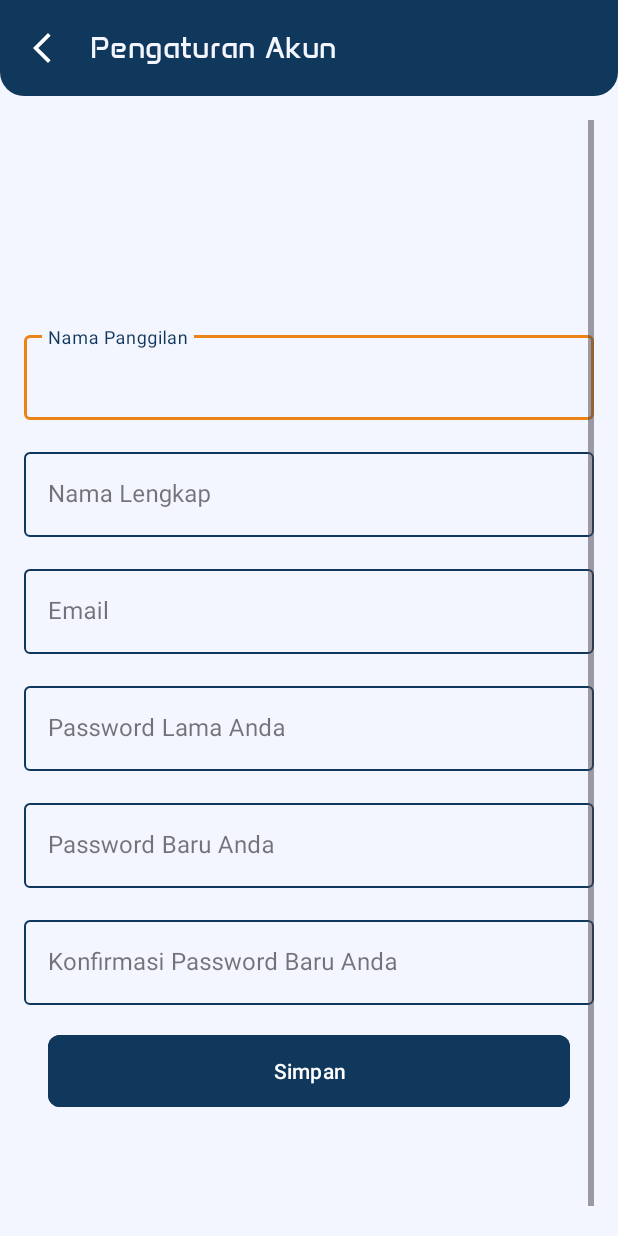
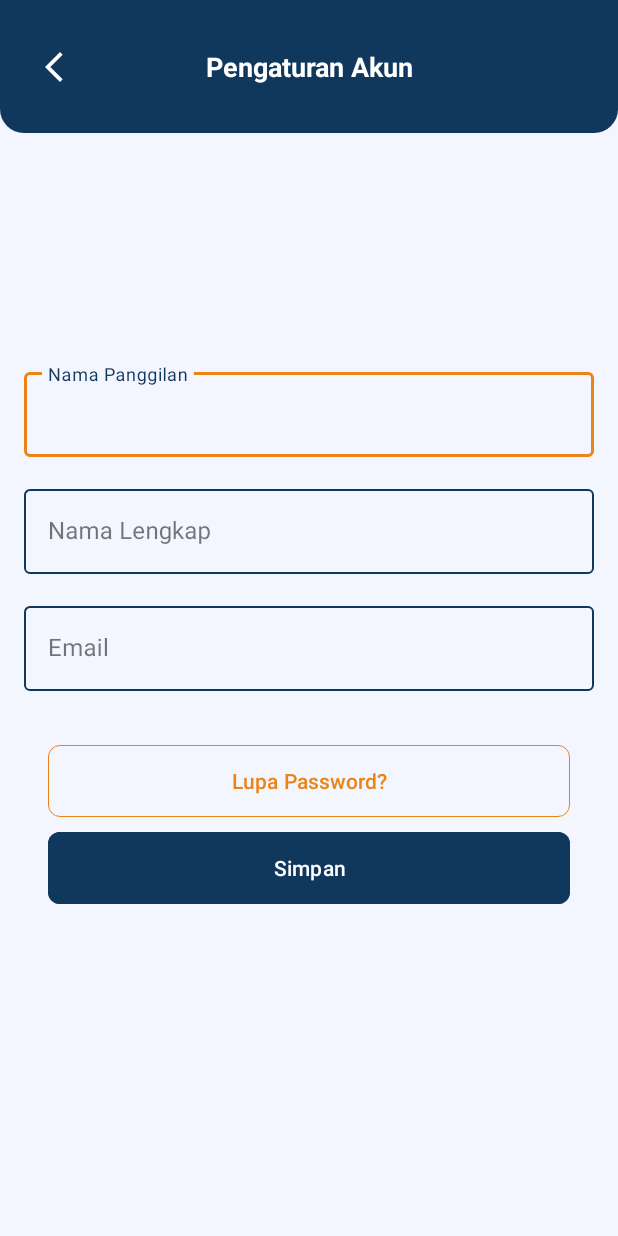
Before and after one commit to andregtproject/HonDealz, an Android app: the EditProfileActivity screen opened directly, with no data from a screen before it, on a phone screen of 412 x 824 dp. Run offline under Robolectric (Android 15) with nearby library versions, the phone set to English and light mode, and no system bars; our stand-ins replace CircleImageView; libraries missing offline, so code that uses them is left out: www.sanju.motiontoast; 1 statement that could not run was skipped.

Commit message:
Additional features achieved

```diff
--- a/app/src/main/java/com/capstone/project/hondealz/view/profile/editprofile/EditProfileActivity.kt
+++ b/app/src/main/java/com/capstone/project/hondealz/view/profile/editprofile/EditProfileActivity.kt
@@ -1,12 +1,16 @@
 package com.capstone.project.hondealz.view.profile.editprofile
 
+import android.animation.AnimatorSet
+import android.animation.ObjectAnimator
 import android.os.Bundle
+import android.view.View
+import androidx.appcompat.app.AlertDialog
 import androidx.appcompat.app.AppCompatActivity
 import androidx.lifecycle.ViewModelProvider
 import androidx.lifecycle.lifecycleScope
-import com.capstone.project.hondealz.R
 import com.capstone.project.hondealz.data.ResultState
 import com.capstone.project.hondealz.databinding.ActivityEditProfileBinding
+import com.capstone.project.hondealz.databinding.DialogForgotPasswordBinding
 import com.capstone.project.hondealz.view.ViewModelFactory
 import kotlinx.coroutines.launch
 import www.sanju.motiontoast.MotionToast
@@ -16,6 +20,7 @@ class EditProfileActivity : AppCompatActivity() {
 
     private lateinit var binding: ActivityEditProfileBinding
     private lateinit var viewModel: EditProfileViewModel
+    private lateinit var forgotPasswordDialogBinding: DialogForgotPasswordBinding
     private var userEmail: String? = null
 
     override fun onCreate(savedInstanceState: Bundle?) {
@@ -23,14 +28,15 @@ class EditProfileActivity : AppCompatActivity() {
         binding = ActivityEditProfileBinding.inflate(layoutInflater)
         setContentView(binding.root)
 
-        binding.topAppBar.setNavigationOnClickListener {
-            onBackPressedDispatcher.onBackPressed()
+        viewModel = ViewModelProvider(this, ViewModelFactory.getInstance(this))[EditProfileViewModel::class.java]
+
+        binding.btnBack.setOnClickListener {
+            onBackPressed()
         }
 
-        viewModel = ViewModelProvider(
-            this,
-            ViewModelFactory.getInstance(this)
-        )[EditProfileViewModel::class.java]
+        binding.btnForgetPassword.setOnClickListener {
+            showForgotPasswordDialog()
+        }
 
         viewModel.getUserProfile()
 
@@ -46,11 +52,9 @@ class EditProfileActivity : AppCompatActivity() {
                         }
                         userEmail = userData?.email
                     }
-
                     is ResultState.Error -> {
                         showErrorToast(result.statusCode, result.error)
                     }
-
                     else -> {}
                 }
             }
@@ -60,24 +64,15 @@ class EditProfileActivity : AppCompatActivity() {
             val username = binding.etUsername.text.toString().trim()
             val fullName = binding.etFullName.text.toString().trim()
             val email = binding.etEmail.text.toString().trim()
-            val oldPassword = binding.etOldPassword.text.toString().trim()
-            val newPassword = binding.etNewPassword.text.toString().trim()
-            val confirmNewPassword = binding.etConfirmNewPassword.text.toString().trim()
 
             val isDataChanged = username != (binding.etUsername.tag as? String) ||
                     fullName != (binding.etFullName.tag as? String) ||
                     email != (binding.etEmail.tag as? String)
 
-            if (newPassword == confirmNewPassword) {
-                viewModel.updatePassword(oldPassword, newPassword, confirmNewPassword)
-                if (isDataChanged) {
-                    viewModel.updateUserData(username, fullName, email)
-                } else {
-                    showSuccessToast(getString(R.string.success_update_profile))
-                    finish()
-                }
+            if (isDataChanged) {
+                viewModel.updateUserData(username, fullName, email)
             } else {
-                showErrorToast(0, getString(R.string.password_mismatch))
+                showErrorToast(0, "Tidak ada data yang diubah")
             }
         }
 
@@ -86,18 +81,16 @@ class EditProfileActivity : AppCompatActivity() {
                 when (result) {
                     is ResultState.Loading -> binding.btnSave.isEnabled = false
                     is ResultState.Success -> {
-                        showSuccessToast(getString(R.string.success_update_profile))
+                        showSuccessToast("Profil berhasil diperbarui")
                         binding.btnSave.isEnabled = true
                         finish()
                     }
-
                     is ResultState.Error -> {
-                        if (result.statusCode != 400 || result.error != getString(R.string.nothing_to_update)) {
+                        if (result.statusCode != 400 || result.error != "Nothing to update") {
                             showErrorToast(result.statusCode, result.error)
                         }
                         binding.btnSave.isEnabled = true
                     }
-
                     else -> {}
                 }
             }
@@ -111,38 +104,82 @@ class EditProfileActivity : AppCompatActivity() {
                         showSuccessToast(result.data)
                         binding.btnSave.isEnabled = true
                     }
-
                     is ResultState.Error -> {
                         showErrorToast(result.statusCode, result.error)
                         binding.btnSave.isEnabled = true
                     }
-
                     else -> {}
                 }
             }
         }
+        playAnimation()
+    }
+
+    private fun showForgotPasswordDialog() {
+        forgotPasswordDialogBinding = DialogForgotPasswordBinding.inflate(layoutInflater)
+        val dialogBuilder = AlertDialog.Builder(this)
+            .setView(forgotPasswordDialogBinding.root)
+
+        val dialog = dialogBuilder.create()
+        dialog.show()
+
+        forgotPasswordDialogBinding.btnYes.setOnClickListener {
+            val oldPassword = forgotPasswordDialogBinding.etOldPassword.text.toString().trim()
+            val newPassword = forgotPasswordDialogBinding.etNewPassword.text.toString().trim()
+            val confirmNewPassword = forgotPasswordDialogBinding.etConfirmNewPassword.text.toString().trim()
+
+            if (newPassword == confirmNewPassword) {
+                viewModel.updatePassword(oldPassword, newPassword, confirmNewPassword)
+                dialog.dismiss()
+            } else {
+                showErrorToast(0, "Password baru dan konfirmasi password baru tidak sama")
+            }
+        }
+
+        forgotPasswordDialogBinding.btnNo.setOnClickListener {
+            dialog.dismiss()
+        }
+    }
+
+    private fun playAnimation() {
+        val ivProfile = ObjectAnimator.ofFloat(binding.ivProfile, View.ALPHA, 1f).setDuration(100)
+        val profileTitle = ObjectAnimator.ofFloat(binding.profileTitle, View.ALPHA, 1f).setDuration(100)
+        val etUsername = ObjectAnimator.ofFloat(binding.etUsername, View.ALPHA, 1f).setDuration(100)
+        val etFullName = ObjectAnimator.ofFloat(binding.etFullName, View.ALPHA, 1f).setDuration(100)
+        val etEmail = ObjectAnimator.ofFloat(binding.etEmail, View.ALPHA, 1f).setDuration(100)
+        val btnForgetPassword = ObjectAnimator.ofFloat(binding.btnForgetPassword, View.ALPHA, 1f).setDuration(100)
+        val btnSave = ObjectAnimator.ofFloat(binding.btnSave, View.ALPHA, 1f).setDuration(100)
+
+        AnimatorSet().apply {
+            playSequentially(
+                ivProfile,
+                profileTitle,
+                etUsername,
+                etFullName,
+                etEmail,
+                btnForgetPassword,
+                btnSave
+            )
+            startDelay = 100
+        }.start()
     }
 
     private fun showSuccessToast(message: String) {
-        MotionToast.createColorToast(
-            this, getString(R.string.success), message,
+        MotionToast.createColorToast(this,"Berhasil", message,
             MotionToastStyle.SUCCESS, MotionToast.GRAVITY_BOTTOM,
-            MotionToast.LONG_DURATION, null
-        )
+            MotionToast.LONG_DURATION, null)
     }
 
     private fun showErrorToast(responseCode: Int, message: String) {
         val errorMessage = when (responseCode) {
-            400 -> getString(R.string.request_already_made)
-            404 -> getString(R.string.unauthorized_account)
-            422 -> getString(R.string.error_validation)
-            500 -> getString(R.string.internal_server_error)
+            400 -> "Permintaan sudah dilakukan sebelumnya. Silakan coba lagi nanti."
+            404 -> "Email tidak terdaftar."
+            422 -> "Validasi error. Periksa kembali input Anda."
+            500 -> "Terjadi kesalahan server. Silakan coba lagi nanti."
             else -> message
         }
-        MotionToast.createColorToast(
-            this, getString(R.string.fail), errorMessage,
+        MotionToast.createColorToast(this, "Gagal", errorMessage,
             MotionToastStyle.ERROR, MotionToast.GRAVITY_BOTTOM,
-            MotionToast.LONG_DURATION, null
-        )
+            MotionToast.LONG_DURATION, null)
     }
 }
--- a/app/src/main/java/com/capstone/project/hondealz/view/profile/editprofile/EditProfileViewModel.kt
+++ b/app/src/main/java/com/capstone/project/hondealz/view/profile/editprofile/EditProfileViewModel.kt
@@ -23,16 +23,14 @@ class EditProfileViewModel(private val honDealzRepository: HonDealzRepository) :
     fun updatePassword(oldPassword: String, newPassword: String, confirmNewPassword: String) {
         viewModelScope.launch {
             _updatePasswordResult.value = ResultState.Loading
-            _updatePasswordResult.value =
-                honDealzRepository.updatePassword(oldPassword, newPassword, confirmNewPassword)
+            _updatePasswordResult.value = honDealzRepository.updatePassword(oldPassword, newPassword, confirmNewPassword)
         }
     }
 
     fun updateUserData(newUsername: String, newFullName: String, newEmail: String) {
         viewModelScope.launch {
             _updateUserDataResult.value = ResultState.Loading
-            _updateUserDataResult.value =
-                honDealzRepository.updateUserData(newUsername, newFullName, newEmail)
+            _updateUserDataResult.value = honDealzRepository.updateUserData(newUsername, newFullName, newEmail)
         }
     }
 
--- a/app/src/main/res/layout/activity_edit_profile.xml
+++ b/app/src/main/res/layout/activity_edit_profile.xml
@@ -8,19 +8,42 @@
         android:id="@+id/app_bar_layout"
         android:layout_width="match_parent"
         android:layout_height="wrap_content"
-        app:layout_constraintEnd_toEndOf="parent"
-        app:layout_constraintStart_toStartOf="parent"
-        app:layout_constraintTop_toTopOf="parent">
+        android:background="@android:color/transparent"
+        app:elevation="0dp">
 
-        <com.google.android.material.appbar.MaterialToolbar
-            android:id="@+id/topAppBar"
+        <androidx.constraintlayout.widget.ConstraintLayout
             android:layout_width="match_parent"
-            android:layout_height="?attr/actionBarSize"
+            android:layout_height="wrap_content"
             android:background="@drawable/bottom_rounded_bg"
-            app:navigationIcon="@drawable/ic_back_24"
-            app:title="@string/pengaturan_akun"
-            app:titleTextColor="@color/colorSecondary"
-            app:titleTextAppearance="@style/CustomToolbarTitle" />
+            android:paddingStart="24dp"
+            android:paddingTop="32dp"
+            android:paddingEnd="24dp"
+            android:paddingBottom="32dp">
+
+            <ImageButton
+                android:id="@+id/btnBack"
+                android:layout_width="wrap_content"
+                android:layout_height="wrap_content"
+                android:contentDescription="@string/content_description"
+                android:src="@drawable/ic_back_24"
+                android:background="?attr/selectableItemBackgroundBorderless"
+                app:layout_constraintStart_toStartOf="parent"
+                app:layout_constraintTop_toTopOf="parent"
+                app:layout_constraintBottom_toBottomOf="parent"/>
+
+            <TextView
+                android:id="@+id/profileTitle"
+                android:layout_width="match_parent"
+                android:layout_height="wrap_content"
+                android:gravity="center"
+                android:text="@string/pengaturan_akun"
+                android:textColor="@color/white"
+                android:textSize="18sp"
+                android:textStyle="bold"
+                app:layout_constraintBottom_toBottomOf="parent"
+                app:layout_constraintTop_toTopOf="parent"
+                android:alpha="0"/>
+        </androidx.constraintlayout.widget.ConstraintLayout>
     </com.google.android.material.appbar.AppBarLayout>
 
     <ScrollView
@@ -42,7 +65,8 @@
                 android:src="@drawable/ic_profile_24"
                 app:civ_circle_background_color="@color/colorAccent"
                 app:layout_constraintEnd_toEndOf="parent"
-                app:layout_constraintTop_toTopOf="parent" />
+                app:layout_constraintTop_toTopOf="parent"
+                android:alpha="0"/>
 
             <com.google.android.material.textfield.TextInputLayout
                 android:layout_width="match_parent"
@@ -56,7 +80,8 @@
                     android:layout_width="match_parent"
                     android:layout_height="wrap_content"
                     android:hint="@string/username"
-                    android:inputType="text" />
+                    android:inputType="text"
+                    android:alpha="0"/>
             </com.google.android.material.textfield.TextInputLayout>
 
             <com.google.android.material.textfield.TextInputLayout
@@ -71,7 +96,8 @@
                     android:layout_width="match_parent"
                     android:layout_height="wrap_content"
                     android:hint="@string/full_name"
-                    android:inputType="text" />
+                    android:inputType="text"
+                    android:alpha="0"/>
             </com.google.android.material.textfield.TextInputLayout>
 
             <com.google.android.material.textfield.TextInputLayout
@@ -86,7 +112,8 @@
                     android:layout_width="match_parent"
                     android:layout_height="wrap_content"
                     android:hint="@string/email"
-                    android:inputType="textEmailAddress" />
+                    android:inputType="textEmailAddress"
+                    android:alpha="0"/>
             </com.google.android.material.textfield.TextInputLayout>
 
             <com.google.android.material.textfield.TextInputLayout
@@ -94,45 +121,20 @@
                 android:layout_height="wrap_content"
                 android:layout_marginTop="16dp"
                 style="@style/Widget.MaterialComponents.TextInputLayout.OutlinedBox"
-                app:boxStrokeColor="@color/box_stroke_color">
+                app:boxStrokeColor="@color/box_stroke_color"/>
 
-                <com.google.android.material.textfield.TextInputEditText
-                    android:id="@+id/etOldPassword"
-                    android:layout_width="match_parent"
-                    android:layout_height="wrap_content"
-                    android:hint="@string/password_lama_anda"
-                    android:inputType="textEmailAddress" />
-            </com.google.android.material.textfield.TextInputLayout>
-
-            <com.google.android.material.textfield.TextInputLayout
+            <com.google.android.material.button.MaterialButton
+                android:id="@+id/btnForgetPassword"
                 android:layout_width="match_parent"
-                android:layout_height="wrap_content"
-                android:layout_marginTop="16dp"
-                style="@style/Widget.MaterialComponents.TextInputLayout.OutlinedBox"
-                app:boxStrokeColor="@color/box_stroke_color">
-
-                <com.google.android.material.textfield.TextInputEditText
-                    android:id="@+id/etNewPassword"
-                    android:layout_width="match_parent"
-                    android:layout_height="wrap_content"
-                    android:hint="@string/password_baru_anda"
-                    android:inputType="textEmailAddress" />
-            </com.google.android.material.textfield.TextInputLayout>
-
-            <com.google.android.material.textfield.TextInputLayout
-                android:layout_width="match_parent"
-                android:layout_height="wrap_content"
-                android:layout_marginTop="16dp"
-                style="@style/Widget.MaterialComponents.TextInputLayout.OutlinedBox"
-                app:boxStrokeColor="@color/box_stroke_color">
-
-                <com.google.android.material.textfield.TextInputEditText
-                    android:id="@+id/etConfirmNewPassword"
-                    android:layout_width="match_parent"
-                    android:layout_height="wrap_content"
-                    android:hint="@string/konfirmasi_password_baru_anda"
-                    android:inputType="textEmailAddress" />
-            </com.google.android.material.textfield.TextInputLayout>
+                android:layout_height="56dp"
+                android:layout_margin="16dp"
+                app:cornerRadius="8dp"
+                app:strokeColor="@color/colorAccent"
+                app:strokeWidth="0.6dp"
+                android:textColor="@color/colorAccent"
+                android:text="@string/forgot_password"
+                app:backgroundTint="@android:color/transparent"
+                android:alpha="0"/>
 
             <com.google.android.material.button.MaterialButton
                 android:id="@+id/btnSave"
@@ -140,11 +142,12 @@
                 android:layout_height="56dp"
                 android:layout_marginStart="16dp"
                 android:layout_marginEnd="16dp"
-                android:layout_marginBottom="86dp"
-                android:layout_marginTop="16dp"
+                android:layout_marginBottom="16dp"
+                android:layout_marginTop="-14dp"
                 app:cornerRadius="8dp"
                 android:text="@string/save"
-                android:backgroundTint="@color/colorPrimary" />
+                android:backgroundTint="@color/colorPrimary"
+                android:alpha="0"/>
 
         </LinearLayout>
     </ScrollView>
```
Also changed, not shown: app/src/main/res/layout/dialog_forgot_password.xml (added, +70 -0 lines), 3 other files.
